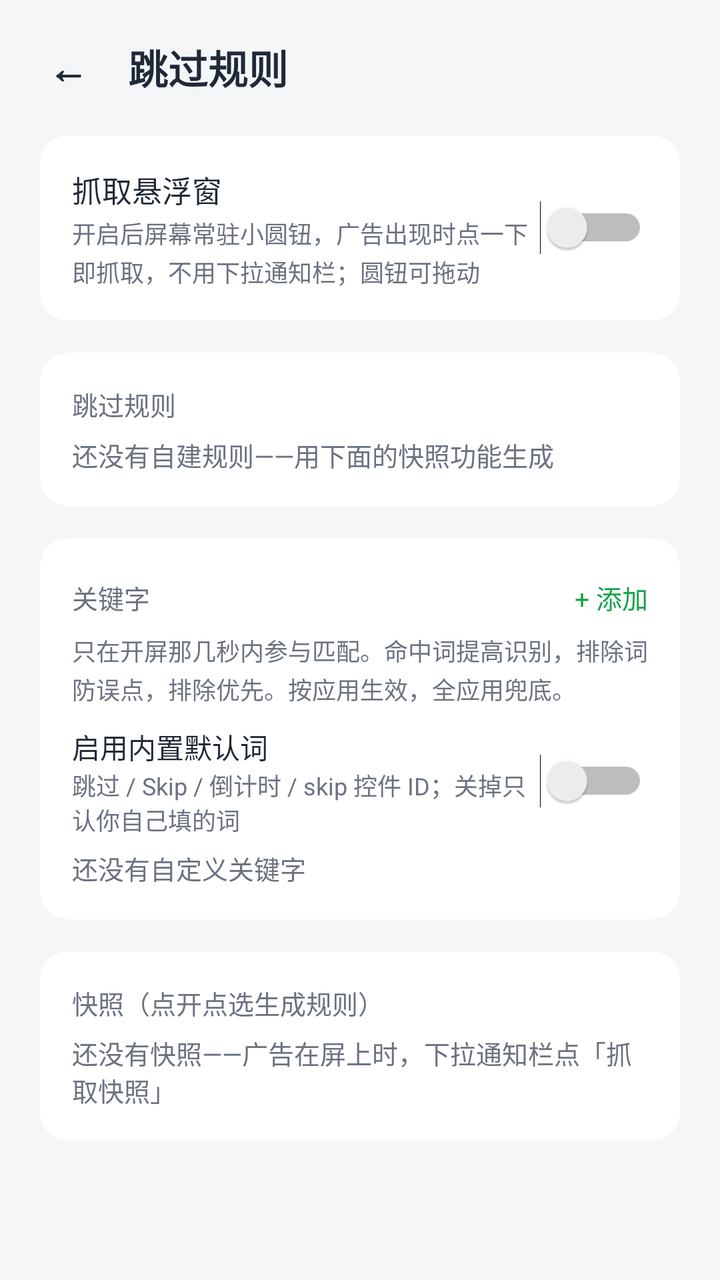
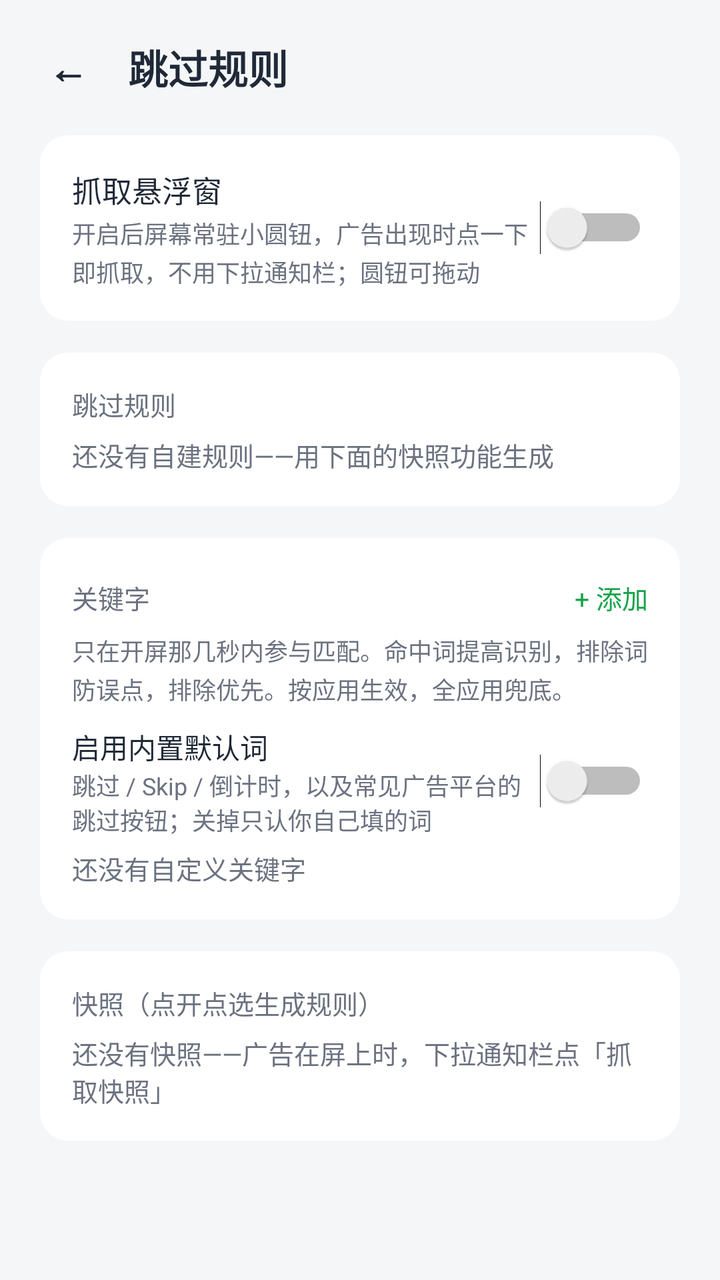

An Android layout rendered at two revisions. The XML below is the earlier revision; the diff shows what the commit changed to produce the second picture.
<!-- AndroidManifest.xml: application theme Theme.SkipAd -->
<!-- res/layout/activity_rules.xml -->
<?xml version="1.0" encoding="utf-8"?>
<ScrollView xmlns:android="http://schemas.android.com/apk/res/android"
    android:layout_width="match_parent"
    android:layout_height="match_parent"
    android:fillViewport="true">

    <LinearLayout
        android:layout_width="match_parent"
        android:layout_height="wrap_content"
        android:orientation="vertical">

        <View
            android:id="@+id/inset_top"
            android:layout_width="match_parent"
            android:layout_height="0dp" />

        <LinearLayout
            android:layout_width="match_parent"
            android:layout_height="wrap_content"
            android:gravity="center_vertical"
            android:orientation="horizontal"
            android:paddingLeft="12dp"
            android:paddingTop="8dp"
            android:paddingRight="20dp"
            android:paddingBottom="8dp">

            <TextView
                android:id="@+id/back_button"
                android:layout_width="wrap_content"
                android:layout_height="wrap_content"
                android:padding="12dp"
                android:text="←"
                android:textColor="@color/text_primary"
                android:textSize="20sp"
                android:textStyle="bold" />

            <TextView
                android:layout_width="wrap_content"
                android:layout_height="wrap_content"
                android:layout_marginLeft="8dp"
                android:text="@string/rule_title"
                android:textColor="@color/text_primary"
                android:textSize="20sp"
                android:textStyle="bold" />
        </LinearLayout>

        <LinearLayout
            android:layout_width="match_parent"
            android:layout_height="wrap_content"
            android:orientation="vertical"
            android:paddingLeft="20dp"
            android:paddingRight="20dp"
            android:paddingBottom="32dp">

            <LinearLayout
                android:layout_width="match_parent"
                android:layout_height="wrap_content"
                android:layout_marginBottom="16dp"
                android:background="@drawable/bg_card"
                android:orientation="vertical"
                android:padding="16dp">

                <LinearLayout
                    android:layout_width="match_parent"
                    android:layout_height="wrap_content"
                    android:gravity="center_vertical"
                    android:orientation="horizontal">

                    <LinearLayout
                        android:layout_width="0dp"
                        android:layout_height="wrap_content"
                        android:layout_weight="1"
                        android:orientation="vertical">

                        <TextView
                            android:layout_width="wrap_content"
                            android:layout_height="wrap_content"
                            android:text="@string/bubble_switch_title"
                            android:textColor="@color/text_primary"
                            android:textSize="15sp" />

                        <TextView
                            android:layout_width="match_parent"
                            android:layout_height="wrap_content"
                            android:layout_marginTop="2dp"
                            android:lineSpacingExtra="2dp"
                            android:text="@string/bubble_switch_sub"
                            android:textColor="@color/text_secondary"
                            android:textSize="12sp" />
                    </LinearLayout>

                    <Switch
                        android:id="@+id/bubble_switch"
                        android:layout_width="wrap_content"
                        android:layout_height="wrap_content" />
                </LinearLayout>
            </LinearLayout>

            <LinearLayout
                android:layout_width="match_parent"
                android:layout_height="wrap_content"
                android:background="@drawable/bg_card"
                android:orientation="vertical"
                android:padding="16dp">

                <TextView
                    android:layout_width="wrap_content"
                    android:layout_height="wrap_content"
                    android:text="@string/section_rules"
                    android:textColor="@color/text_secondary"
                    android:textSize="13sp" />

                <TextView
                    android:id="@+id/rules_empty"
                    android:layout_width="match_parent"
                    android:layout_height="wrap_content"
                    android:layout_marginTop="6dp"
                    android:text="@string/rules_empty"
                    android:textColor="@color/text_secondary"
                    android:textSize="13sp" />

                <LinearLayout
                    android:id="@+id/rule_container"
                    android:layout_width="match_parent"
                    android:layout_height="wrap_content"
                    android:orientation="vertical" />
            </LinearLayout>

            <LinearLayout
                android:layout_width="match_parent"
                android:layout_height="wrap_content"
                android:layout_marginTop="16dp"
                android:background="@drawable/bg_card"
                android:orientation="vertical"
                android:padding="16dp">

                <LinearLayout
                    android:layout_width="match_parent"
                    android:layout_height="wrap_content"
                    android:gravity="center_vertical"
                    android:orientation="horizontal">

                    <TextView
                        android:layout_width="0dp"
                        android:layout_height="wrap_content"
                        android:layout_weight="1"
                        android:text="关键字"
                        android:textColor="@color/text_secondary"
                        android:textSize="13sp" />

                    <TextView
                        android:id="@+id/kw_add"
                        android:layout_width="wrap_content"
                        android:layout_height="wrap_content"
                        android:paddingLeft="12dp"
                        android:paddingTop="4dp"
                        android:paddingBottom="4dp"
                        android:text="+ 添加"
                        android:textColor="@color/status_on"
                        android:textSize="13sp" />
                </LinearLayout>

                <TextView
                    android:layout_width="match_parent"
                    android:layout_height="wrap_content"
                    android:layout_marginTop="4dp"
                    android:lineSpacingExtra="2dp"
                    android:text="只在开屏那几秒内参与匹配。命中词提高识别，排除词防误点，排除优先。按应用生效，全应用兜底。"
                    android:textColor="@color/text_secondary"
                    android:textSize="12sp" />

                <LinearLayout
                    android:layout_width="match_parent"
                    android:layout_height="wrap_content"
                    android:layout_marginTop="10dp"
                    android:gravity="center_vertical"
                    android:orientation="horizontal">

                    <LinearLayout
                        android:layout_width="0dp"
                        android:layout_height="wrap_content"
                        android:layout_weight="1"
                        android:orientation="vertical">

                        <TextView
                            android:layout_width="wrap_content"
                            android:layout_height="wrap_content"
                            android:text="启用内置默认词"
                            android:textColor="@color/text_primary"
                            android:textSize="14sp" />

                        <TextView
                            android:layout_width="match_parent"
                            android:layout_height="wrap_content"
                            android:text="跳过 / Skip / 倒计时 / skip 控件 ID；关掉只认你自己填的词"
                            android:textColor="@color/text_secondary"
                            android:textSize="12sp" />
                    </LinearLayout>

                    <Switch
                        android:id="@+id/kw_builtin"
                        android:layout_width="wrap_content"
                        android:layout_height="wrap_content" />
                </LinearLayout>

                <TextView
                    android:id="@+id/kw_empty"
                    android:layout_width="match_parent"
                    android:layout_height="wrap_content"
                    android:layout_marginTop="6dp"
                    android:text="还没有自定义关键字"
                    android:textColor="@color/text_secondary"
                    android:textSize="13sp" />

                <LinearLayout
                    android:id="@+id/kw_container"
                    android:layout_width="match_parent"
                    android:layout_height="wrap_content"
                    android:orientation="vertical" />
            </LinearLayout>

            <LinearLayout
                android:layout_width="match_parent"
                android:layout_height="wrap_content"
                android:layout_marginTop="16dp"
                android:background="@drawable/bg_card"
                android:orientation="vertical"
                android:padding="16dp">

                <TextView
                    android:layout_width="wrap_content"
                    android:layout_height="wrap_content"
                    android:text="@string/section_snapshots"
                    android:textColor="@color/text_secondary"
                    android:textSize="13sp" />

                <TextView
                    android:id="@+id/snaps_empty"
                    android:layout_width="match_parent"
                    android:layout_height="wrap_content"
                    android:layout_marginTop="6dp"
                    android:text="@string/snapshots_empty"
                    android:textColor="@color/text_secondary"
                    android:textSize="13sp" />

                <LinearLayout
                    android:id="@+id/snap_container"
                    android:layout_width="match_parent"
                    android:layout_height="wrap_content"
                    android:orientation="vertical" />
            </LinearLayout>
        </LinearLayout>

        <View
            android:id="@+id/inset_bottom"
            android:layout_width="match_parent"
            android:layout_height="0dp" />
    </LinearLayout>
</ScrollView>
<!-- resources referenced by this layout -->
<resources>
  <color name="status_on">#16A34A</color>
  <color name="text_primary">#1F2937</color>
  <color name="text_secondary">#6B7280</color>
  <!-- drawable bg_card (drawable) -->
  <?xml version="1.0" encoding="utf-8"?>
  <shape xmlns:android="http://schemas.android.com/apk/res/android" android:shape="rectangle">
      <solid android:color="@color/card" />
      <corners android:radius="14dp" />
  </shape>
  <string name="bubble_switch_sub">开启后屏幕常驻小圆钮，广告出现时点一下即抓取，不用下拉通知栏；圆钮可拖动</string>
  <string name="bubble_switch_title">抓取悬浮窗</string>
  <string name="rule_title">跳过规则</string>
  <string name="rules_empty">还没有自建规则——用下面的快照功能生成</string>
  <string name="section_rules">跳过规则</string>
  <string name="section_snapshots">快照（点开点选生成规则）</string>
  <string name="snapshots_empty">还没有快照——广告在屏上时，下拉通知栏点「抓取快照」</string>
  <style name="Theme.SkipAd" parent="Theme.AppCompat.DayNight.NoActionBar">
          <item name="colorPrimary">@color/primary</item>
          <item name="colorPrimaryDark">@color/primary_dark</item>
          <item name="colorAccent">@color/primary</item>
          <item name="android:windowBackground">@color/background</item>
          <item name="android:statusBarColor">@android:color/transparent</item>
          <item name="android:navigationBarColor">@android:color/transparent</item>
          <item name="android:windowLightStatusBar">true</item>
      </style>
  <color name="card">#FFFFFF</color>
  <color name="primary">#16A34A</color>
  <color name="primary_dark">#0E7A38</color>
  <color name="background">#F4F6F8</color>
</resources>

<!-- the commit's change to res/layout/activity_rules.xml (unified diff, before → after) -->
@@ -192,7 +192,7 @@
                         <TextView
                             android:layout_width="match_parent"
                             android:layout_height="wrap_content"
-                            android:text="跳过 / Skip / 倒计时 / skip 控件 ID；关掉只认你自己填的词"
+                            android:text="跳过 / Skip / 倒计时，以及常见广告平台的跳过按钮；关掉只认你自己填的词"
                             android:textColor="@color/text_secondary"
                             android:textSize="12sp" />
                     </LinearLayout>
